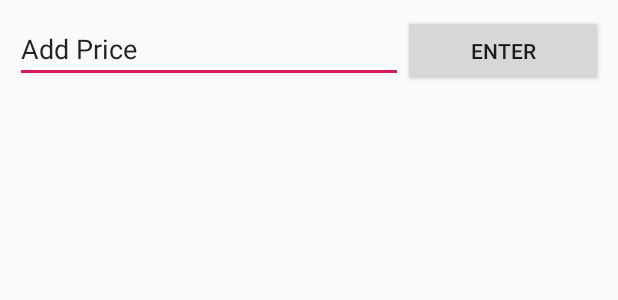
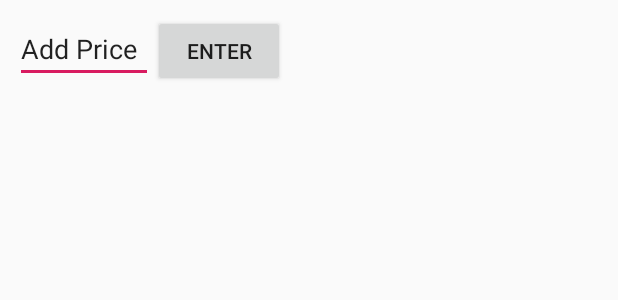
Before and after one commit to willardperalta/ics466, an Android app: the layout recyclerview_row2.xml on its own in the app's theme, with its tools: preview values and no code run, on a phone screen of 412 x 824 dp. Shown: the top 300 px of the screen. Run offline under Robolectric (Android 15) with nearby library versions, the phone set to English and light mode, and no system bars.

Commit message:
Update recyclerview_row2.xml

```diff
--- a/OneCheck/app/src/main/res/layout/recyclerview_row2.xml
+++ b/OneCheck/app/src/main/res/layout/recyclerview_row2.xml
@@ -1,7 +1,7 @@
 <?xml version="1.0" encoding="utf-8"?>
 <LinearLayout
     xmlns:android="http://schemas.android.com/apk/res/android"
-    android:layout_width="match_parent"
+    android:layout_width="wrap_content"
     android:layout_height="wrap_content"
     android:orientation="horizontal"
     android:padding="10dp">
@@ -14,7 +14,7 @@
 
     <EditText
         android:id="@+id/addPrice"
-        android:layout_width="wrap_content"
+        android:layout_width="92dp"
         android:layout_height="wrap_content"
         android:layout_weight="1"
         android:ems="10"
```
